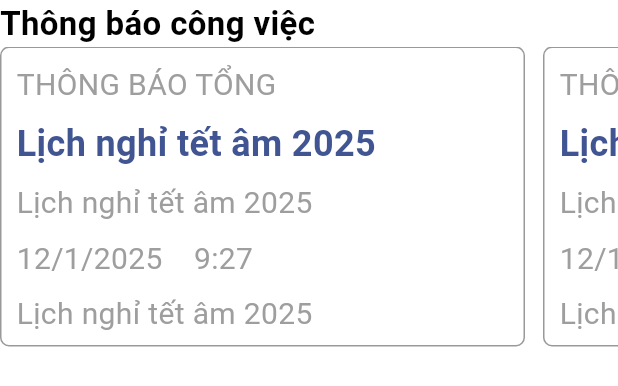
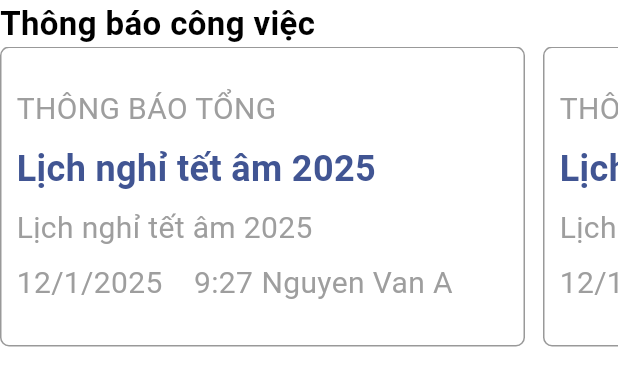
Before and after one commit to tqdaoinfo108/wayos_clone, a Flutter app: the InformDashboard widget shown alone on an empty page, opened directly, on a phone screen of 412 x 824 dp. Shown: the top 386 px of the screen. Run offline on Flutter 3.47's test engine with Material 3 defaults, Android fonts, the phone set to English and light mode, and no system bars; our stand-ins replace flutter_svg, get_storage, loading_animation_widget, toastification; accounts and stored records are empty; network calls fail; Roboto replaces fonts that are missing (Plus Jakarta).

Commit message:
Feat: Final UI of Dashboard Page

```diff
--- a/lib/components/home/dashboard/inform-dashboard.dart
+++ b/lib/components/home/dashboard/list_inform_dashboard.dart
@@ -26,7 +26,7 @@
             title:"Lịch nghỉ tết âm 2025",
             description: "Lịch nghỉ tết âm 2025",
             dateAndTime:new DateTime(2025,1,12,9,27),
-            author:"Nguyễn Văn A"
+            author:"Nguyen Van A"
           );
         },
       ),
@@ -66,44 +66,60 @@
           crossAxisAlignment: CrossAxisAlignment.stretch,
           children: [
             // row type
-            Row(
-              mainAxisAlignment: MainAxisAlignment.start,
-              children: [
-                Text(type, style: TextStyle(fontSize: 20,color: Colors.grey,  fontWeight: FontWeight.w400)),
-              ],
+            Container(
+              child: Text(
+                  type,
+                  maxLines: 1,
+                  overflow: TextOverflow.ellipsis,
+                  style: TextStyle(fontSize: 20,color: Colors.grey,  fontWeight: FontWeight.w400)),
             ),
             SizedBox(height: 8),
             // row title
-            Row(
-              mainAxisAlignment: MainAxisAlignment.start,
-              children: [
-                Text(title, style: TextStyle(fontSize: 24,color: primaryMaterialColor.shade900,  fontWeight: FontWeight.bold)),
-              ],
+            Container(
+              child:
+              Text(
+                  title,
+                  maxLines: 1,
+                  overflow: TextOverflow.ellipsis,
+                  style: TextStyle(fontSize: 24,color: primaryMaterialColor.shade900,  fontWeight: FontWeight.bold)),
             ),
             SizedBox(height: 8),
             // row description
-            Row(
-              mainAxisAlignment: MainAxisAlignment.start,
-              children: [
-                Text(description, style: TextStyle(fontSize: 20,color: Colors.grey,  fontWeight: FontWeight.w400)),
-              ],
+            Container(
+              child:
+              Text(description,
+                  maxLines: 1,
+                  overflow: TextOverflow.ellipsis,
+                  style: TextStyle(fontSize: 20,color: Colors.grey,  fontWeight: FontWeight.w400)),
             ),
             SizedBox(height: 8),
             // row date time
-            Row(
-              mainAxisAlignment: MainAxisAlignment.start,
-              children: [
-                Text(dateAndTime.day.toString()+"/"+dateAndTime.month.toString()+"/"+dateAndTime.year.toString()+"    "+dateAndTime.hour.toString()+":"+dateAndTime.minute.toString(), style: TextStyle(fontSize: 20,color: Colors.grey,  fontWeight: FontWeight.w400)),
-              ],
+            Container(
+              child:Row(
+                mainAxisAlignment: MainAxisAlignment.spaceBetween,
+                children: [
+                  Align(
+                  alignment: Alignment.centerRight,
+                    child:
+                    Text(dateAndTime.day.toString()+"/"+dateAndTime.month.toString()+"/"+dateAndTime.year.toString()+"    "+dateAndTime.hour.toString()+":"+dateAndTime.minute.toString(),
+                        maxLines: 1,
+                        textAlign: TextAlign.end,
+                        overflow: TextOverflow.ellipsis,
+                        style: TextStyle(fontSize: 20,color: Colors.grey,  fontWeight: FontWeight.w400)),
+                  ),
+                  Container(
+                  width: MediaQuery.of(context).size.width * 0.4,
+                    child:
+                    Text(author.toString(),
+                        maxLines: 1,
+                        overflow: TextOverflow.ellipsis,
+                        style: TextStyle(fontSize: 20,color: Colors.grey,  fontWeight: FontWeight.w400)),
+                  )
+                ],
+              )
+
             ),
-            SizedBox(height: 8),
-            // row author
-            Row(
-              mainAxisAlignment: MainAxisAlignment.start,
-              children: [
-                Text(description.toString(), style: TextStyle(fontSize: 20,color: Colors.grey,  fontWeight: FontWeight.w400)),
-              ],
-            )
+
           ],
         ),
       )
```
Also changed, not shown: lib/components/home/dashboard/list_birthday_dashboard.dart (added, +114 -0 lines), lib/components/home/dashboard/new_employee_dashboard.dart (added, +71 -0 lines), lib/screens/home/dashboard.dart (+13 -10 lines), assets/images/employee-dashboard.png (added), lib/components/home/dashboard/listview_task_dashboard.dart (renamed from lib/components/home/dashboard/listview-task-dashboard.dart), lib/components/home/dashboard/task_dashboard.dart (renamed from lib/components/home/dashboard/task-dashboard.dart), lib/services/dashboard_service.dart (added).
